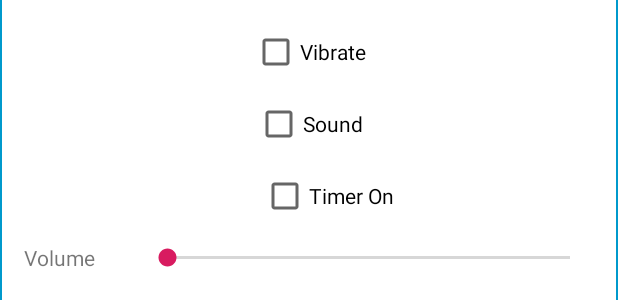
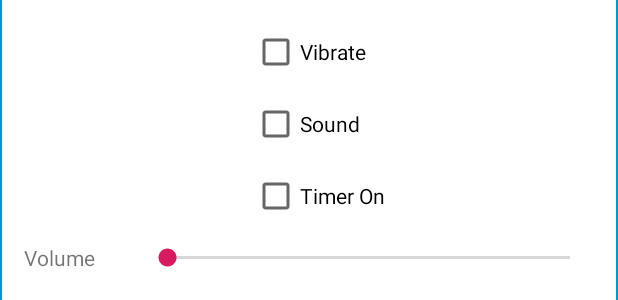
Before and after one commit to murock/CalistheicsLogger, an Android app: the layout rest_timer_activity.xml on its own in the app's theme, with its tools: preview values and no code run, on a phone screen of 412 x 824 dp. Shown: the part 209-509 px from the top of the screen. Run offline under Robolectric (Android 15) with nearby library versions, the phone set to English and light mode, and no system bars.

Commit message:
vibrate + sound added to rest timer

```diff
--- a/app/src/main/AndroidManifest.xml
+++ b/app/src/main/AndroidManifest.xml
@@ -2,6 +2,7 @@
 <manifest xmlns:android="http://schemas.android.com/apk/res/android"
     package="com.example.calistheicslogger">
 
+    <uses-permission android:name="android.permission.VIBRATE"/>
     <application
         android:allowBackup="true"
         android:icon="@mipmap/ic_launcher"
--- a/app/src/main/res/layout/rest_timer_activity.xml
+++ b/app/src/main/res/layout/rest_timer_activity.xml
@@ -66,7 +66,7 @@
         android:layout_height="wrap_content"
         android:layout_marginTop="16dp"
         android:layout_marginBottom="8dp"
-        android:tag='"vibrateOn"'
+        android:tag="vibrateOn"
         android:text="Vibrate"
         app:layout_constraintBottom_toTopOf="@+id/soundCheckBox"
         app:layout_constraintEnd_toEndOf="parent"
@@ -79,25 +79,22 @@
         android:layout_height="wrap_content"
         android:layout_marginTop="8dp"
         android:layout_marginBottom="8dp"
-        android:tag='"soundOn"'
+        android:tag="soundOn"
         android:text="Sound"
         app:layout_constraintBottom_toTopOf="@+id/onCheckBox"
-        app:layout_constraintEnd_toEndOf="parent"
-        app:layout_constraintStart_toStartOf="parent"
+        app:layout_constraintStart_toStartOf="@+id/vibrateCheckBox"
         app:layout_constraintTop_toBottomOf="@+id/vibrateCheckBox" />
 
     <CheckBox
         android:id="@+id/onCheckBox"
         android:layout_width="wrap_content"
         android:layout_height="wrap_content"
-        android:layout_marginStart="24dp"
         android:layout_marginTop="8dp"
         android:layout_marginBottom="16dp"
         android:tag="timerOn"
         android:text="Timer On"
         app:layout_constraintBottom_toTopOf="@+id/volumeSeekBar"
-        app:layout_constraintEnd_toEndOf="parent"
-        app:layout_constraintStart_toStartOf="parent"
+        app:layout_constraintStart_toStartOf="@+id/soundCheckBox"
         app:layout_constraintTop_toBottomOf="@+id/soundCheckBox" />
 
     <SeekBar
```
Also changed, not shown: app/src/main/java/com/example/calistheicslogger/Activities/RestTimerActivity.java (+19 -16 lines), app/src/main/java/com/example/calistheicslogger/Activities/TrackActivity.java (+26 -2 lines).
